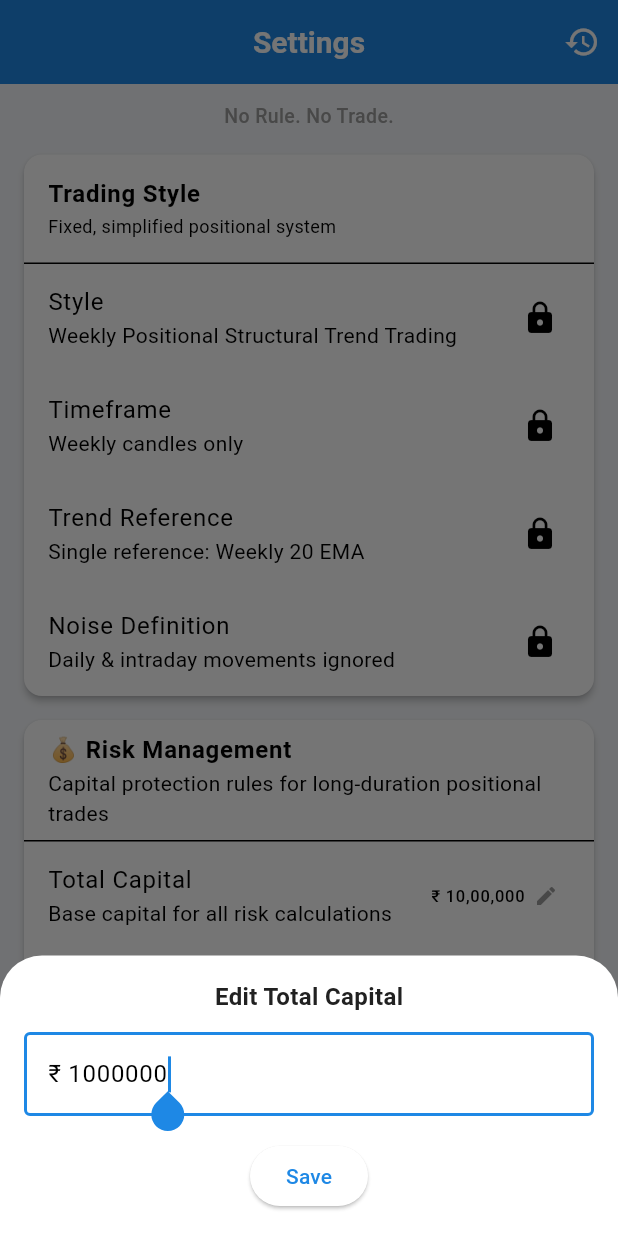
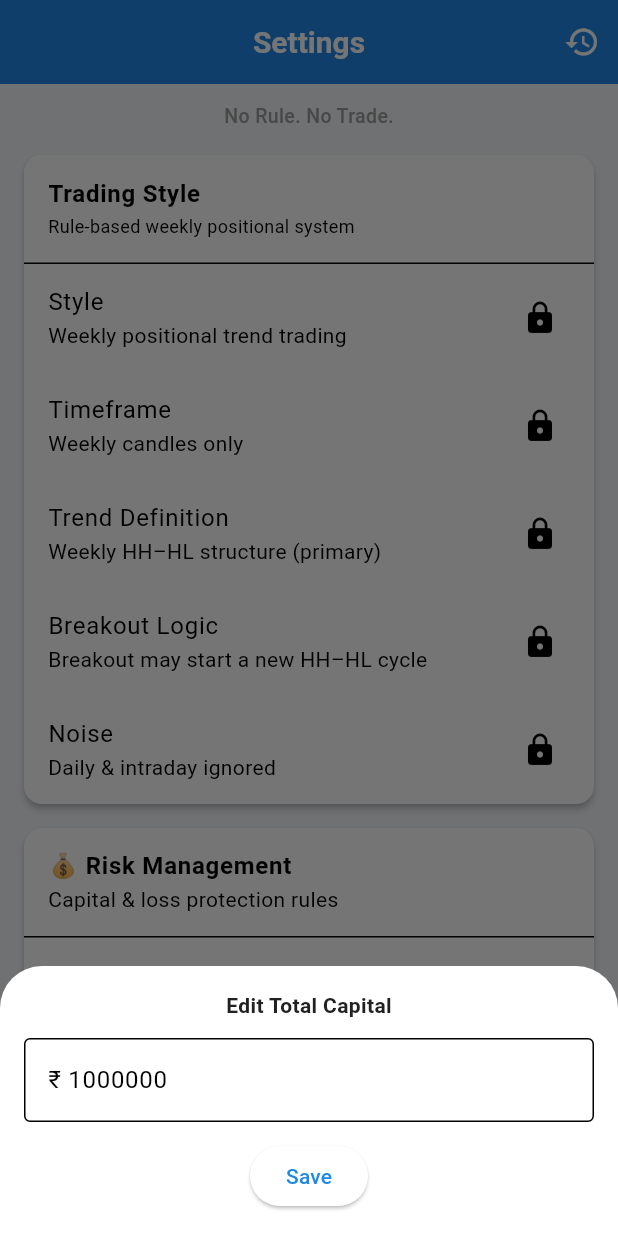
Before and after one commit to AjayM17/tradedesk, a Flutter app: the screen it shows after launch, item 2 of the bottom bar chosen, after a tap on "Total Capital", on a phone screen of 412 x 824 dp. Run offline on Flutter 3.47's test engine with Material 3 defaults, Android fonts, the phone set to English and light mode, and no system bars; our stand-ins replace cloud_firestore, firebase_core, shared_preferences; accounts and stored records are empty.

Commit message:
Rule Updates

```diff
--- a/lib/features/settings/presentation/widgets/add_on_rules_card.dart
+++ b/lib/features/settings/presentation/widgets/add_on_rules_card.dart
@@ -15,27 +15,49 @@ class AddOnRulesCard extends StatelessWidget {
               style: TextStyle(fontWeight: FontWeight.bold),
             ),
             subtitle: Text(
-              'Optional scaling using the same rules as a fresh entry',
+              'Optional scaling after R1 within intact weekly structure',
             ),
           ),
           Divider(height: 1),
 
-          // ───────── CORE CONDITIONS ─────────
+          // ───────── PRECONDITIONS ─────────
           _RuleItem(
-            text:
-                'Add-On allowed only after mandatory profit booking at 1R',
+            text: 'Add-On allowed only after mandatory R1 booking',
             icon: Icons.lock,
           ),
           _RuleItem(
             text:
-                'Add-On is taken only after a correction and formation of a new weekly structure',
+                'Base trade must be active, profitable, and in a valid weekly trend',
             icon: Icons.lock,
           ),
           _RuleItem(
             text:
-                'Trade must be clearly in profit; add-on is never allowed at breakeven or loss',
+                'Weekly structure must offer a fresh continuation setup after correction',
+            icon: Icons.lock,
+          ),
+
+          Divider(height: 12),
+
+          // ───────── PROFIT CONDITION ─────────
+          _RuleItem(
+            text:
+                'After add-on, the combined position must remain at least +10% in profit',
+            icon: Icons.lock,
+          ),
+
+          Divider(height: 12),
+
+          // ───────── RESTRICTIONS ─────────
+          _RuleItem(
+            text:
+                'No add-on during vertical, overextended, or unstable price moves',
             icon: Icons.block,
             iconColor: Colors.red,
+          ),
+          _RuleItem(
+            text:
+                'Add-On is strictly for trend continuation, not for averaging',
+            icon: Icons.lock,
           ),
 
           Divider(height: 12),
@@ -43,21 +65,16 @@ class AddOnRulesCard extends StatelessWidget {
           // ───────── SIZE CONTROL ─────────
           _RuleItem(
             text:
-                'Add-On quantity must not exceed 25% of the original position size',
+                'Add-On quantity must not exceed 25% of the original position',
             icon: Icons.rule,
           ),
 
           Divider(height: 12),
 
-          // ───────── EXIT & SL INTEGRITY ─────────
+          // ───────── EXIT & SL ─────────
           _RuleItem(
             text:
-                'Add-On follows the same Entry, Stop-Loss, and Exit rules as the base trade',
-            icon: Icons.info_outline,
-          ),
-          _RuleItem(
-            text:
-                'Add-On is for trend continuation, not for averaging',
+                'Add-On shares the same stop-loss and exit as the base trade',
             icon: Icons.lock,
           ),
         ],
--- a/lib/features/settings/presentation/widgets/entry_rules_card.dart
+++ b/lib/features/settings/presentation/widgets/entry_rules_card.dart
@@ -19,29 +19,29 @@ class EntryRulesCard extends StatelessWidget {
           ),
           Divider(height: 1),
 
-          // STRUCTURE FIRST
+          // STRUCTURE CONTEXT
           ListTile(
-            title: Text('Market Structure'),
+            title: Text('Market Context'),
             subtitle: Text(
-              'Weekly higher-high & higher-low OR valid support / demand zone',
+              'Weekly structure OR base breakout starting a new HH–HL cycle',
             ),
             trailing: Icon(Icons.lock),
           ),
 
-          // EMA AS FILTER (WEEKLY CLOSE)
+          // EMA FILTER
           ListTile(
-            title: Text('Trend Alignment'),
+            title: Text('EMA Filter'),
             subtitle: Text(
-              'Weekly close above Weekly 20 EMA',
+              'Price must be above Weekly 20 EMA',
             ),
             trailing: Icon(Icons.lock),
           ),
 
-          // ENTRY LOCATION
+          // ENTRY TYPE
           ListTile(
             title: Text('Entry Type'),
             subtitle: Text(
-              'Pullback into structure OR fresh weekly breakout',
+              'Fresh weekly breakout OR pullback within weekly trend',
             ),
             trailing: Icon(Icons.lock),
           ),
--- a/lib/features/settings/presentation/widgets/final_exit_rules_card.dart
+++ b/lib/features/settings/presentation/widgets/final_exit_rules_card.dart
@@ -13,27 +13,30 @@ class FinalExitRulesCard extends StatelessWidget {
               'Final Exit Rules',
               style: TextStyle(fontWeight: FontWeight.bold),
             ),
+            subtitle: Text(
+              'Weekly-only exits based on structure or EMA',
+            ),
           ),
           Divider(height: 1),
 
-          // EMA-BASED EXIT (PRIMARY)
+          // STRUCTURE EXIT (PRIORITY)
           ListTile(
             title: Text(
-              'Exit if weekly candle CLOSES below Weekly 20 EMA',
+              'Exit on Weekly Higher Low (HL) break',
             ),
             subtitle: Text(
-              'Weekly close only • Single EMA exit reference',
+              'Weekly close below confirmed HL (wick-based)',
             ),
             trailing: Icon(Icons.lock),
           ),
 
-          // STRUCTURE-BASED EXIT (SECONDARY)
+          // EMA EXIT (FALLBACK)
           ListTile(
             title: Text(
-              'Exit on weekly structure breakdown',
+              'Exit on Weekly 20 EMA break',
             ),
             subtitle: Text(
-              'Weekly close below last valid support',
+              'Used only when EMA is the active stop-loss',
             ),
             trailing: Icon(Icons.lock),
           ),
@@ -41,17 +44,17 @@ class FinalExitRulesCard extends StatelessWidget {
           // EXECUTION DISCIPLINE
           ListTile(
             title: Text(
-              'Exit on next trading session after weekly close',
+              'Exit Execution',
             ),
             subtitle: Text(
-              'No candle wait • Gap up or gap down accepted',
+              'Execute on next trading session after weekly close',
             ),
             trailing: Icon(Icons.lock),
           ),
 
           // HARD RULE
           ListTile(
-            title: Text('No Intraday Exit'),
+            title: Text('No Intraday or Daily Exit'),
             trailing: Icon(Icons.block, color: Colors.red),
           ),
         ],
--- a/lib/features/settings/presentation/widgets/partial_profit_card.dart
+++ b/lib/features/settings/presentation/widgets/partial_profit_card.dart
@@ -14,44 +14,43 @@ class PartialProfitCard extends StatelessWidget {
               style: TextStyle(fontWeight: FontWeight.bold),
             ),
             subtitle: Text(
-              'Mandatory profit booking rule',
+              'Single partial for risk & psychological stability',
             ),
           ),
           Divider(height: 1),
 
-          // MANDATORY 1R BOOKING
+          // MANDATORY R1
           ListTile(
-            title: Text('Profit Booking at 1R'),
+            title: Text('Profit Booking'),
             subtitle: Text(
-              'Mandatory for every trade',
+              'Mandatory partial at +1R',
             ),
             trailing: Icon(Icons.lock),
           ),
 
           // FIXED QUANTITY
           ListTile(
-            title: Text('Quantity Booked at 1R'),
-            trailing: Text(
-              '25%',
-              style: TextStyle(fontWeight: FontWeight.w500),
-            ),
-          ),
-
-          // SL HANDLING AFTER 1R
-          ListTile(
-            title: Text(
-              'SL may be moved to Breakeven after 1R booking',
-            ),
+            title: Text('Quantity Booked'),
             subtitle: Text(
-              'Optional • Weekly close only • Risk reduction, not profit trailing',
+              'Fixed 25% of position',
             ),
             trailing: Icon(Icons.lock),
           ),
 
-          // CLARITY FOR REMAINING POSITION
+          // PURPOSE OF R1
           ListTile(
-            title: Text(
-              'Remaining position is managed only by Weekly 20 EMA or structure exits',
+            title: Text('Purpose of R1'),
+            subtitle: Text(
+              'Reduces risk and improves psychological stability',
+            ),
+            trailing: Icon(Icons.lock),
+          ),
+
+          // POST R1 MANAGEMENT
+          ListTile(
+            title: Text('Post-R1 Management'),
+            subtitle: Text(
+              'Remaining position managed only by structure or Weekly 20 EMA',
             ),
             trailing: Icon(Icons.lock),
           ),
--- a/lib/features/settings/presentation/widgets/risk_reward_section.dart
+++ b/lib/features/settings/presentation/widgets/risk_reward_section.dart
@@ -27,113 +27,83 @@ class RiskRewardSection extends StatelessWidget {
 
     return Card(
       child: Column(
-        crossAxisAlignment: CrossAxisAlignment.start,
         children: [
           const ListTile(
             title: Text(
               '💰 Risk Management',
               style: TextStyle(fontWeight: FontWeight.bold),
             ),
-            subtitle: Text(
-              'Capital protection rules for long-duration positional trades',
-            ),
+            subtitle: Text('Capital & loss protection rules'),
           ),
           const Divider(height: 1),
 
-          // ---------------- Total Capital ----------------
+          // Total Capital (Editable)
           ListTile(
             title: const Text('Total Capital'),
-            subtitle: const Text('Base capital for all risk calculations'),
-            trailing: _editableTrailing(
-              indianCurrencyFormat.format(totalCapital),
-            ),
+            subtitle: const Text('Base for all calculations'),
+            trailing: _editable(indianCurrencyFormat.format(totalCapital)),
             onTap: () => _editCapital(context, totalCapital),
           ),
 
           const Divider(),
 
-          // ---------------- Risk per Trade ----------------
+          // Risk per Trade (Locked)
           ListTile(
             title: const Text('Risk per Trade'),
-            subtitle: const Text(
-              'Maximum acceptable loss per position (fixed rule)',
-            ),
-            trailing: Row(
-              mainAxisSize: MainAxisSize.min,
-              children: [
-                Text(
-                  '$riskPercent% • ${indianCurrencyFormat.format(riskAmount)}',
-                ),
-                const SizedBox(width: 6),
-                const Icon(Icons.lock, size: 16),
-              ],
+            subtitle: const Text('Fixed maximum loss'),
+            trailing: _locked(
+              '$riskPercent% • ${indianCurrencyFormat.format(riskAmount)}',
             ),
           ),
 
           const Divider(),
 
-          // ---------------- Max Portfolio Risk ----------------
+          // Max Portfolio Risk (Locked)
           const ListTile(
             title: Text('Max Portfolio Risk'),
-            subtitle: Text(
-              'Total open risk across all positions at any time',
-            ),
-            trailing: Row(
-              mainAxisSize: MainAxisSize.min,
-              children: [
-                Text('6%'),
-                SizedBox(width: 6),
-                Icon(Icons.lock, size: 16),
-              ],
-            ),
+            subtitle: Text('Total open risk limit'),
+            trailing: _LockedText(value: '6%'),
           ),
 
           const Divider(),
 
-          // ---------------- Max Capital per Stock ----------------
+          // Max Capital per Stock (Editable)
           ListTile(
             title: const Text('Max Capital per Stock'),
-            subtitle: const Text(
-              'Position concentration limit per stock',
-            ),
-            trailing: _editableTrailing(
-              indianCurrencyFormat.format(maxCapitalAmount),
-            ),
+            subtitle: const Text('Position size cap'),
+            trailing: _editable(indianCurrencyFormat.format(maxCapitalAmount)),
             onTap: () => _editMaxCapital(context, maxCapitalPercent),
-          ),
-
-          // ---------------- Philosophy Note ----------------
-          const Padding(
-            padding: EdgeInsets.fromLTRB(16, 8, 16, 12),
-            child: Text(
-              'Note: Risk limits are designed to survive drawdowns and '
-              'allow long-term trend holding without emotional pressure.',
-              style: TextStyle(
-                fontSize: 12,
-                color: Colors.grey,
-                fontStyle: FontStyle.italic,
-              ),
-            ),
           ),
         ],
       ),
     );
   }
 
-  Widget _editableTrailing(String valueText) {
+  // ---------- UI Helpers ----------
+
+  static Widget _editable(String value) {
     return Row(
       mainAxisSize: MainAxisSize.min,
       children: [
-        Text(valueText),
+        Text(value),
         const SizedBox(width: 6),
-        const Icon(
-          Icons.edit,
-          size: 16,
-          color: Colors.grey,
-        ),
+        const Icon(Icons.edit, size: 16, color: Colors.grey),
       ],
     );
   }
+
+  static Widget _locked(String value) {
+    return Row(
+      mainAxisSize: MainAxisSize.min,
+      children: [
+        Text(value),
+        const SizedBox(width: 6),
+        const Icon(Icons.lock, size: 16),
+      ],
+    );
+  }
+
+  // ---------- Editors ----------
 
   void _editCapital(BuildContext context, double current) {
     final controller =
@@ -142,57 +112,50 @@ class RiskRewardSection extends StatelessWidget {
     showModalBottomSheet(
       context: context,
       isScrollControlled: true,
-      builder: (sheetContext) {
-        return SingleChildScrollView(
-          padding: EdgeInsets.only(
-            left: 16,
-            right: 16,
-            top: 16,
-            bottom: MediaQuery.of(sheetContext).viewInsets.bottom + 16,
+      builder: (ctx) {
+        return Padding(
+          padding: EdgeInsets.fromLTRB(
+            16,
+            16,
+            16,
+            MediaQuery.of(ctx).viewInsets.bottom + 16,
           ),
           child: Column(
             mainAxisSize: MainAxisSize.min,
             children: [
               const Text(
                 'Edit Total Capital',
-                style: TextStyle(fontWeight: FontWeight.bold, fontSize: 16),
+                style: TextStyle(fontWeight: FontWeight.bold),
               ),
               const SizedBox(height: 12),
-
               TextField(
                 controller: controller,
                 keyboardType: TextInputType.number,
-                autofocus: true,
                 decoration: const InputDecoration(
                   prefixText: '₹ ',
                   border: OutlineInputBorder(),
                 ),
               ),
-
-              const SizedBox(height: 16),
-
+              const SizedBox(height: 12),
               ElevatedButton(
                 onPressed: () {
-                  final value = double.tryParse(
-                    controller.text.replaceAll(',', ''),
-                  );
+                  final value =
+                      double.tryParse(controller.text.replaceAll(',', ''));
 
-                  if (value == null) return;
-
-                  if (value < minCapital || value > maxCapital) {
-                    ScaffoldMessenger.of(sheetContext).showSnackBar(
+                  if (value == null ||
+                      value < minCapital ||
+                      value > maxCapital) {
+                    ScaffoldMessenger.of(ctx).showSnackBar(
                       const SnackBar(
-                        content: Text(
-                          'Capital must be between ₹10,000 and ₹10 Cr',
-                        ),
+                        content:
+                            Text('Capital must be ₹10,000 – ₹10 Cr'),
                       ),
                     );
                     return;
                   }
 
-                  final settings = sheetContext.read<SettingsState>();
-                  Navigator.pop(sheetContext);
-                  settings.updateTotalCapital(value);
+                  ctx.read<SettingsState>().updateTotalCapital(value);
+                  Navigator.pop(ctx);
                 },
                 child: const Text('Save'),
               ),
@@ -204,17 +167,11 @@ class RiskRewardSection extends StatelessWidget {
   }
 
   void _editMaxCapital(BuildContext context, double current) {
-    const options = [
-      minCapitalPerStock,
-      10.0,
-      15.0,
-      20.0,
-      maxCapitalPerStock,
-    ];
+    const options = [5.0, 10.0, 15.0, 20.0, 25.0];
 
     showModalBottomSheet(
       context: context,
-      builder: (sheetContext) {
+      builder: (ctx) {
         return Padding(
           padding: const EdgeInsets.all(16),
           child: Column(
@@ -222,19 +179,19 @@ class RiskRewardSection extends StatelessWidget {
             children: [
               const Text(
                 'Max Capital per Stock',
-                style: TextStyle(fontWeight: FontWeight.bold, fontSize: 16),
+                style: TextStyle(fontWeight: FontWeight.bold),
               ),
               const SizedBox(height: 12),
               ...options.map(
                 (v) => ListTile(
                   title: Text('$v%'),
-                  trailing: current == v
-                      ? const Icon(Icons.check, color: Colors.green)
-                      : null,
+                  trailing:
+                      current == v ? const Icon(Icons.check) : null,
                   onTap: () {
-                    final settings = sheetContext.read<SettingsState>();
-                    Navigator.pop(sheetContext);
-                    settings.updateMaxCapitalPerStockPercent(v);
+                    ctx
+                        .read<SettingsState>()
+                        .updateMaxCapitalPerStockPercent(v);
+                    Navigator.pop(ctx);
                   },
                 ),
               ),
@@ -245,3 +202,21 @@ class RiskRewardSection extends StatelessWidget {
     );
   }
 }
+
+// Small helper widget
+class _LockedText extends StatelessWidget {
+  final String value;
+  const _LockedText({required this.value});
+
+  @override
+  Widget build(BuildContext context) {
+    return Row(
+      mainAxisSize: MainAxisSize.min,
+      children: [
+        Text(value),
+        const SizedBox(width: 6),
+        const Icon(Icons.lock, size: 16),
+      ],
+    );
+  }
+}
--- a/lib/features/settings/presentation/widgets/stop_loss_rules_card.dart
+++ b/lib/features/settings/presentation/widgets/stop_loss_rules_card.dart
@@ -13,62 +13,77 @@ class StopLossRulesCard extends StatelessWidget {
               'Stop-Loss Rules',
               style: TextStyle(fontWeight: FontWeight.bold),
             ),
+            subtitle: Text(
+              'Structure-first • Weekly-only • One-way protection',
+            ),
           ),
           Divider(height: 1),
 
           // INITIAL SL
           ListTile(
-            title: Text('Initial SL at Weekly Structure Low'),
-            trailing: Icon(Icons.lock),
-          ),
-
-          // HARD RULE
-          ListTile(
-            title: Text('Never widen Stop-Loss'),
-            trailing: Icon(Icons.block, color: Colors.red),
-          ),
-
-          // STRUCTURE-BASED RISK REDUCTION
-          ListTile(
-            title: Text(
-              'SL may be tightened only if weekly structure improves',
-            ),
+            title: Text('Initial Stop-Loss'),
             subtitle: Text(
-              'Weekly close only • Risk reduction, not profit trailing',
+              'Breakout support OR confirmed Weekly Higher Low (wick low)',
             ),
             trailing: Icon(Icons.lock),
           ),
 
-          // TIME DISCIPLINE
+          // BREAKOUT CONTEXT
           ListTile(
-            title: Text('No Intraday SL changes'),
-            trailing: Icon(Icons.lock),
-          ),
-
-          // EMA TRAILING (PROFIT ONLY)
-          ListTile(
-            title: Text(
-              'EMA-based trailing is used only after trade is profitable',
-            ),
+            title: Text('Breakout Trades'),
             subtitle: Text(
-              'Weekly 20 EMA • One-way movement • Profit protection only',
+              'If no HH–HL exists, breakout support is valid initial SL\n'
+              'Breakout may start a new HH–HL cycle',
             ),
             trailing: Icon(Icons.lock),
           ),
 
-          // 👇 FINAL DISCIPLINE NOTE
-          Padding(
-            padding: EdgeInsets.fromLTRB(16, 4, 16, 12),
-            child: Text(
-              'Note: A single Weekly 20 EMA is used for exit discipline. '
-              'Extended distance from EMA is expected in strong trends '
-              'and is not a reason to exit early.',
-              style: TextStyle(
-                fontSize: 12,
-                color: Colors.grey,
-                fontStyle: FontStyle.italic,
-              ),
+          // HL DEFINITION
+          ListTile(
+            title: Text('Higher Low (HL) Definition'),
+            subtitle: Text(
+              'Pullback low after HH, confirmed by continuation\n'
+              'Pullback ≠ HL until confirmed',
             ),
+            trailing: Icon(Icons.lock),
+          ),
+
+          // CORE PHILOSOPHY
+          ListTile(
+            title: Text('Do NOT wait for Lower Low'),
+            subtitle: Text(
+              'After HH → protect trade at HL',
+            ),
+            trailing: Icon(Icons.lock),
+          ),
+
+          // SL PRIORITY
+          ListTile(
+            title: Text('SL Priority'),
+            subtitle: Text(
+              'Clear HL → use HL\n'
+              'HL unclear or below EMA → use Weekly 20 EMA',
+            ),
+            trailing: Icon(Icons.lock),
+          ),
+
+          // EMA ROLE
+          ListTile(
+            title: Text('EMA Role'),
+            subtitle: Text(
+              'Weekly 20 EMA is fallback / safety net\n'
+              'Used mainly for profit trailing',
+            ),
+            trailing: Icon(Icons.lock),
+          ),
+
+          // HARD RULES
+          ListTile(
+            title: Text('Hard Rules'),
+            subtitle: Text(
+              'Never widen SL • No intraday or daily SL changes',
+            ),
+            trailing: Icon(Icons.block, color: Colors.red),
           ),
         ],
       ),
--- a/lib/features/settings/presentation/widgets/trading_style_card.dart
+++ b/lib/features/settings/presentation/widgets/trading_style_card.dart
@@ -14,7 +14,7 @@ class TradingStyleCard extends StatelessWidget {
               style: TextStyle(fontWeight: FontWeight.bold),
             ),
             subtitle: Text(
-              'Fixed, simplified positional system',
+              'Rule-based weekly positional system',
               style: TextStyle(fontSize: 12),
             ),
           ),
@@ -22,33 +22,31 @@ class TradingStyleCard extends StatelessWidget {
 
           ListTile(
             title: Text('Style'),
-            subtitle: Text(
-              'Weekly Positional Structural Trend Trading',
-            ),
+            subtitle: Text('Weekly positional trend trading'),
             trailing: Icon(Icons.lock),
           ),
 
           ListTile(
             title: Text('Timeframe'),
-            subtitle: Text(
-              'Weekly candles only',
-            ),
+            subtitle: Text('Weekly candles only'),
             trailing: Icon(Icons.lock),
           ),
 
           ListTile(
-            title: Text('Trend Reference'),
-            subtitle: Text(
-              'Single reference: Weekly 20 EMA',
-            ),
+            title: Text('Trend Definition'),
+            subtitle: Text('Weekly HH–HL structure (primary)'),
             trailing: Icon(Icons.lock),
           ),
 
           ListTile(
-            title: Text('Noise Definition'),
-            subtitle: Text(
-              'Daily & intraday movements ignored',
-            ),
+            title: Text('Breakout Logic'),
+            subtitle: Text('Breakout may start a new HH–HL cycle'),
+            trailing: Icon(Icons.lock),
+          ),
+
+          ListTile(
+            title: Text('Noise'),
+            subtitle: Text('Daily & intraday ignored'),
             trailing: Icon(Icons.lock),
           ),
         ],
```
